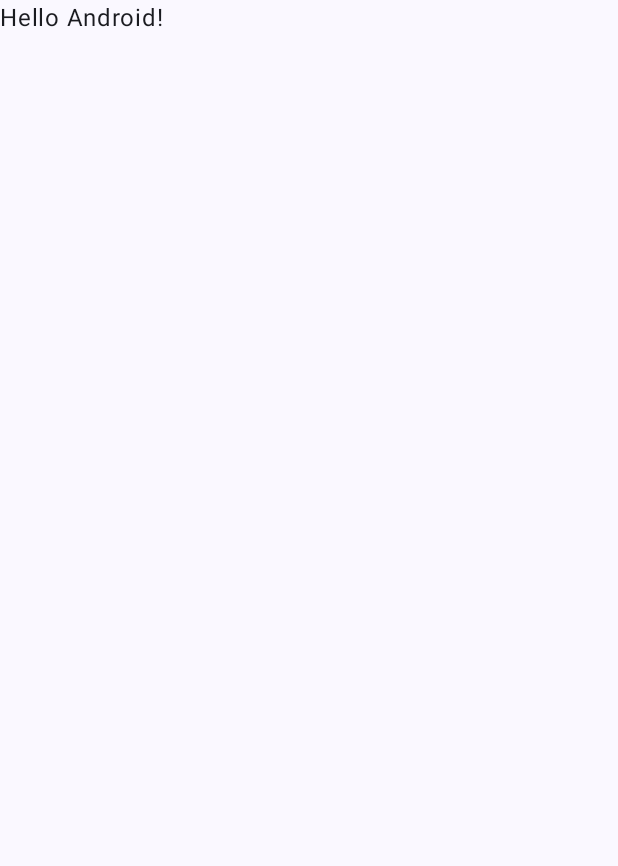
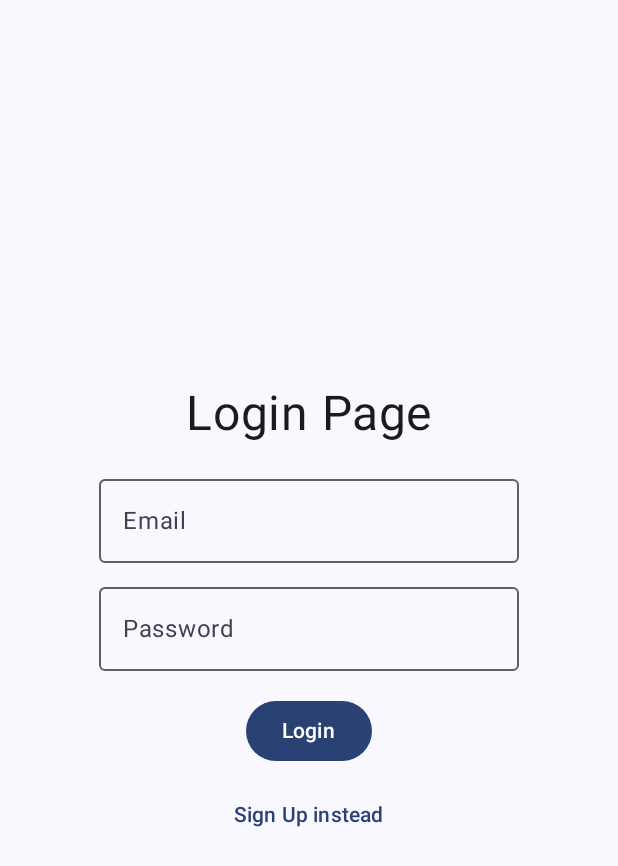
Before and after one commit to Matszwe02/android_project, an Android app built with Jetpack Compose: the screen it shows after launch (MainActivity), on a phone screen of 412 x 824 dp. Before the commit the part shown is almost empty. Shown: the top 866 px of the screen. Run offline under Robolectric (Android 15) with nearby library versions, the phone set to English and light mode, and no system bars; our stand-ins replace Firebase (no records; nobody signed in at launch, a user with empty details on screens opened directly), livedata-compose.

Commit message:
email sign-in

```diff
--- a/app/build.gradle.kts
+++ b/app/build.gradle.kts
@@ -52,6 +52,9 @@ dependencies {
     implementation(libs.androidx.material3)
     implementation(libs.firebase.auth)
     implementation(libs.firebase.database)
+    implementation(libs.androidx.navigation.runtime.ktx)
+    implementation(libs.androidx.runtime.livedata)
+    implementation(libs.androidx.navigation.compose)
     testImplementation(libs.junit)
     androidTestImplementation(libs.androidx.junit)
     androidTestImplementation(libs.androidx.espresso.core)
--- a/app/src/main/java/com/example/listapp/Auth.kt
+++ b/app/src/main/java/com/example/listapp/Auth.kt
@@ -1,4 +1,104 @@
 package com.example.listapp
 
-class Auth {
+import android.widget.Toast
+import androidx.compose.foundation.layout.Arrangement
+import androidx.compose.foundation.layout.Column
+import androidx.compose.foundation.layout.fillMaxSize
+import androidx.compose.material3.ExperimentalMaterial3Api
+import androidx.compose.runtime.Composable
+import androidx.compose.runtime.LaunchedEffect
+import androidx.compose.runtime.mutableStateOf
+import androidx.compose.ui.Modifier
+import androidx.navigation.NavController
+
+import androidx.compose.runtime.remember
+import androidx.compose.runtime.setValue
+import androidx.compose.runtime.getValue
+import androidx.compose.ui.platform.LocalContext
+
+import androidx.compose.ui.Alignment
+import androidx.compose.ui.unit.sp
+import androidx.compose.ui.unit.dp
+
+import androidx.compose.material3.OutlinedTextField
+import androidx.compose.material3.Text
+import androidx.compose.material3.TextButton
+
+import androidx.compose.foundation.layout.Spacer
+import androidx.compose.foundation.layout.height
+import androidx.compose.material3.Button
+import androidx.lifecycle.LiveData
+import androidx.lifecycle.MutableLiveData
+import androidx.lifecycle.ViewModel
+import com.google.firebase.auth.FirebaseAuth
+
+
+class AuthViewModel : ViewModel() {
+
+    private val auth : FirebaseAuth = FirebaseAuth.getInstance()
+
+    private val _authState = MutableLiveData<AuthState>()
+    val authState: LiveData<AuthState> = _authState
+
+    init {
+        checkAuthStatus()
+    }
+
+
+    fun checkAuthStatus(){
+        if(auth.currentUser==null){
+            _authState.value = AuthState.Unauthenticated
+        }else{
+            _authState.value = AuthState.Authenticated
+        }
+    }
+
+    fun login(email : String,password : String){
+
+        if(email.isEmpty() || password.isEmpty()){
+            _authState.value = AuthState.Error("Email or password can't be empty")
+            return
+        }
+        _authState.value = AuthState.Loading
+        auth.signInWithEmailAndPassword(email,password)
+            .addOnCompleteListener{task->
+                if (task.isSuccessful){
+                    _authState.value = AuthState.Authenticated
+                }else{
+                    _authState.value = AuthState.Error(task.exception?.message?:"Something went wrong")
+                }
+            }
+    }
+
+    fun signup(email : String,password : String){
+
+        if(email.isEmpty() || password.isEmpty()){
+            _authState.value = AuthState.Error("Email or password can't be empty")
+            return
+        }
+        _authState.value = AuthState.Loading
+        auth.createUserWithEmailAndPassword(email,password)
+            .addOnCompleteListener{task->
+                if (task.isSuccessful){
+                    _authState.value = AuthState.Authenticated
+                }else{
+                    _authState.value = AuthState.Error(task.exception?.message?:"Something went wrong")
+                }
+            }
+    }
+
+    fun signout(){
+        auth.signOut()
+        _authState.value = AuthState.Unauthenticated
+    }
+
+
 }
+
+
+sealed class AuthState{
+    object Authenticated : AuthState()
+    object Unauthenticated : AuthState()
+    object Loading : AuthState()
+    data class Error(val message : String) : AuthState()
+}
--- a/app/src/main/java/com/example/listapp/Login.kt
+++ b/app/src/main/java/com/example/listapp/Login.kt
@@ -1,4 +1,109 @@
 package com.example.listapp
 
-class Login {
+import android.widget.Toast
+import androidx.compose.foundation.layout.Arrangement
+import androidx.compose.foundation.layout.Column
+import androidx.compose.foundation.layout.fillMaxSize
+import androidx.compose.material3.ExperimentalMaterial3Api
+import androidx.compose.runtime.Composable
+import androidx.compose.runtime.LaunchedEffect
+import androidx.compose.runtime.mutableStateOf
+import androidx.compose.ui.Modifier
+import androidx.navigation.NavController
+
+import androidx.compose.runtime.remember
+import androidx.compose.runtime.setValue
+import androidx.compose.runtime.getValue
+import androidx.compose.ui.platform.LocalContext
+
+import androidx.compose.ui.Alignment
+import androidx.compose.ui.unit.sp
+import androidx.compose.ui.unit.dp
+
+import androidx.compose.material3.OutlinedTextField
+import androidx.compose.material3.Text
+import androidx.compose.material3.TextButton
+
+import androidx.compose.foundation.layout.Spacer
+import androidx.compose.foundation.layout.height
+import androidx.compose.material3.Button
+import androidx.compose.runtime.livedata.observeAsState
+
+
+@OptIn(ExperimentalMaterial3Api::class)
+@Composable
+fun LoginPage(modifier: Modifier = Modifier,navController: NavController,authViewModel: AuthViewModel) {
+
+
+    var email by remember {
+        mutableStateOf("")
+    }
+
+    var password by remember {
+        mutableStateOf("")
+    }
+
+    val authState = authViewModel.authState.observeAsState()
+    val context = LocalContext.current
+
+    LaunchedEffect(authState.value) {
+        when(authState.value){
+            is AuthState.Authenticated -> navController.navigate("home")
+            is AuthState.Error -> Toast.makeText(context,
+                (authState.value as AuthState.Error).message, Toast.LENGTH_SHORT).show()
+            else -> Unit
+        }
+    }
+
+    Column(
+        modifier = modifier.fillMaxSize(),
+        verticalArrangement = Arrangement.Center,
+        horizontalAlignment = Alignment.CenterHorizontally
+    ) {
+        Text(text = "Login Page", fontSize = 32.sp)
+
+        Spacer(modifier = Modifier.height(16.dp))
+
+        OutlinedTextField(
+            value = email,
+            onValueChange = {
+                email = it
+            },
+            label = {
+                Text(text = "Email")
+            }
+        )
+
+        Spacer(modifier = Modifier.height(8.dp))
+
+        OutlinedTextField(
+            value = password,
+            onValueChange = {
+                password = it
+            },
+            label = {
+                Text(text = "Password")
+            }
+        )
+        Spacer(modifier = Modifier.height(16.dp))
+
+        Button(onClick = {
+            authViewModel.login(email,password)
+        },
+            enabled = authState.value != AuthState.Loading
+        ) {
+            Text(text = "Login")
+        }
+
+
+        Spacer(modifier = Modifier.height(8.dp))
+
+        TextButton(onClick = {
+            navController.navigate("signup")
+        }) {
+            Text(text = "Sign Up instead")
+        }
+
+    }
+
 }
--- a/app/src/main/java/com/example/listapp/MainActivity.kt
+++ b/app/src/main/java/com/example/listapp/MainActivity.kt
@@ -4,44 +4,72 @@ import android.os.Bundle
 import androidx.activity.ComponentActivity
 import androidx.activity.compose.setContent
 import androidx.activity.enableEdgeToEdge
+import androidx.activity.viewModels
 import androidx.compose.foundation.layout.fillMaxSize
 import androidx.compose.foundation.layout.padding
+import androidx.compose.material3.MaterialTheme
 import androidx.compose.material3.Scaffold
+import androidx.compose.material3.Surface
 import androidx.compose.material3.Text
 import androidx.compose.runtime.Composable
 import androidx.compose.ui.Modifier
+import androidx.compose.ui.platform.LocalContext
 import androidx.compose.ui.tooling.preview.Preview
+import androidx.navigation.compose.composable
+
+import androidx.navigation.compose.NavHost
+import androidx.navigation.compose.rememberNavController
 import com.example.listapp.ui.theme.ListAppTheme
+import com.google.firebase.FirebaseApp
+import com.google.firebase.database.FirebaseDatabase
 
 class MainActivity : ComponentActivity() {
     override fun onCreate(savedInstanceState: Bundle?) {
         super.onCreate(savedInstanceState)
         enableEdgeToEdge()
+        val authViewModel : AuthViewModel by viewModels()
         setContent {
             ListAppTheme {
-                Scaffold(modifier = Modifier.fillMaxSize()) { innerPadding ->
-                    Greeting(
-                        name = "Android",
-                        modifier = Modifier.padding(innerPadding)
-                    )
+                // A surface container using the 'background' color from the theme
+                Surface(
+                    modifier = Modifier.fillMaxSize(),
+                    color = MaterialTheme.colorScheme.background
+                ) {
+//                    Greeting("Android")
+                    MyAppNavigation(authViewModel = authViewModel)
                 }
             }
         }
     }
 }
 
+
+
+
+
 @Composable
-fun Greeting(name: String, modifier: Modifier = Modifier) {
-    Text(
-        text = "Hello $name!",
-        modifier = modifier
-    )
+fun MyAppNavigation(modifier: Modifier = Modifier,authViewModel: AuthViewModel) {
+    val navController = rememberNavController()
+
+    val context = LocalContext.current
+    FirebaseApp.initializeApp(context)
+//    val firebase = FirebaseDatabase.getInstance("https://application-191ac-default-rtdb.europe-west1.firebasedatabase.app")
+//    val dbref = firebase.getReference("info")
+
+
+    NavHost(navController = navController, startDestination = "login", builder = {
+        composable("login"){
+            LoginPage(modifier,navController,authViewModel)
+        }
+        composable("signup"){
+            SignupPage(modifier,navController,authViewModel)
+        }
+        composable("home"){
+            Home(modifier,navController,authViewModel, context)
+        }
+//        composable("newinfo")
+//        {
+//            NewinfoPage(modifier = modifier, context = context, navController, authViewModel)
+//        }
+    })
 }
-
-@Preview(showBackground = true)
-@Composable
-fun GreetingPreview() {
-    ListAppTheme {
-        Greeting("Android")
-    }
-}
--- a/gradle/libs.versions.toml
+++ b/gradle/libs.versions.toml
@@ -11,6 +11,9 @@ composeBom = "2024.04.01"
 googleGmsGoogleServices = "4.4.2"
 firebaseAuth = "23.1.0"
 firebaseDatabase = "21.0.0"
+navigationRuntimeKtx = "2.8.5"
+runtimeLivedata = "1.7.6"
+navigationCompose = "2.8.5"
 
 [libraries]
 androidx-core-ktx = { group = "androidx.core", name = "core-ktx", version.ref = "coreKtx" }
@@ -29,6 +32,9 @@ androidx-ui-test-junit4 = { group = "androidx.compose.ui", name = "ui-test-junit
 androidx-material3 = { group = "androidx.compose.material3", name = "material3" }
 firebase-auth = { group = "com.google.firebase", name = "firebase-auth", version.ref = "firebaseAuth" }
 firebase-database = { group = "com.google.firebase", name = "firebase-database", version.ref = "firebaseDatabase" }
+androidx-navigation-runtime-ktx = { group = "androidx.navigation", name = "navigation-runtime-ktx", version.ref = "navigationRuntimeKtx" }
+androidx-runtime-livedata = { group = "androidx.compose.runtime", name = "runtime-livedata", version.ref = "runtimeLivedata" }
+androidx-navigation-compose = { group = "androidx.navigation", name = "navigation-compose", version.ref = "navigationCompose" }
 
 [plugins]
 android-application = { id = "com.android.application", version.ref = "agp" }
```
Also changed, not shown: app/src/main/java/com/example/listapp/Home.kt (+46 -1 lines), app/src/main/java/com/example/listapp/Signup.kt (+109 -1 lines).
